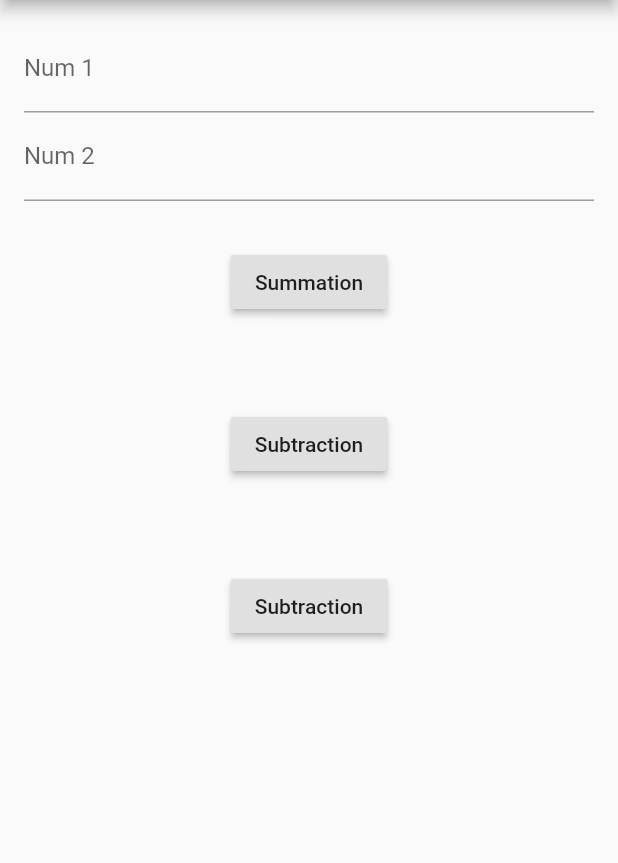
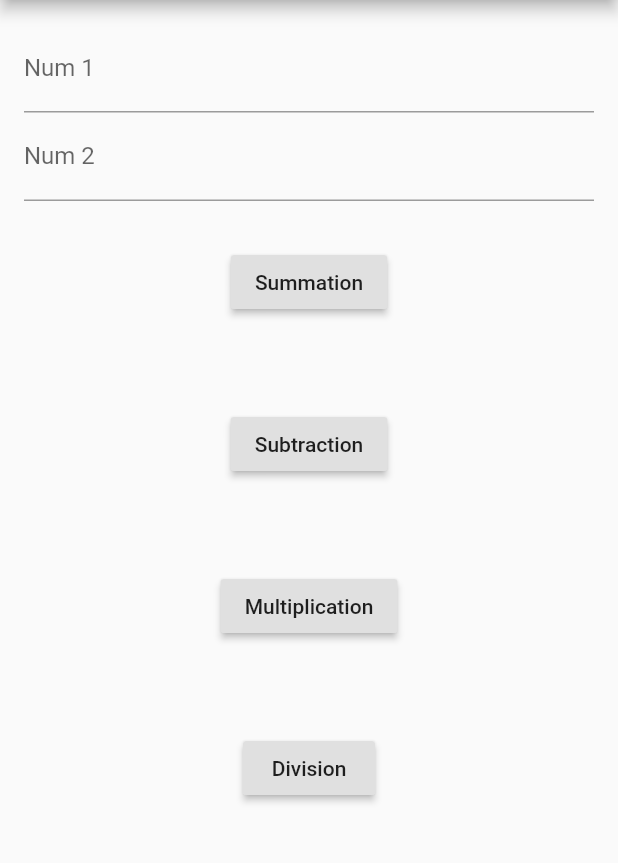
Before and after one commit to mohammedgmgn/Flutter_Calculator_MVP, a Flutter app: the screen it shows after launch, on a phone screen of 412 x 824 dp, the part 84-947 px from its top. Run offline on Flutter 3.47's test engine with Material 2 defaults, Android fonts, the phone set to English and light mode, and no system bars.

Commit message:
add divsion btn

```diff
--- a/lib/CalculatorModel.dart
+++ b/lib/CalculatorModel.dart
@@ -16,6 +16,8 @@ class Caclulator{
     result =num1*num2;
   }
   void Divsion () {
+    if(num2==0)
+      return;
     result =num1/num2;
   }
 
--- a/lib/main.dart
+++ b/lib/main.dart
@@ -61,20 +61,27 @@ class TipCalculator extends StatelessWidget implements CalculatorViews {
     Container MultiBtn=   new Container(
         margin: const EdgeInsets.only(top: 60.0),
         child:new RaisedButton(
-            child: new Text("Subtraction"),
+            child: new Text("Multiplication"),
             onPressed: () {
               calcPresenter = new CalcPresenter(num1, num2, this, context);
               calcPresenter.Multiplication();
             }
         ));
-
-
+    Container DivsionBtn=   new Container(
+        margin: const EdgeInsets.only(top: 60.0),
+        child:new RaisedButton(
+            child: new Text("Division"),
+            onPressed: () {
+              calcPresenter = new CalcPresenter(num1, num2, this, context);
+              calcPresenter.Divition();
+            }
+        ));
 
 
 
     Container container = new Container(
         padding: const EdgeInsets.all(16.0),
-        child: new Column(children: [num1One, num1Tow, SummationBtn,SubBtn,MultiBtn]));
+        child: new Column(children: [num1One, num1Tow, SummationBtn,SubBtn,MultiBtn,DivsionBtn]));
 
     AppBar appBar = new AppBar(title: new Text("Calculator"));
 
```
